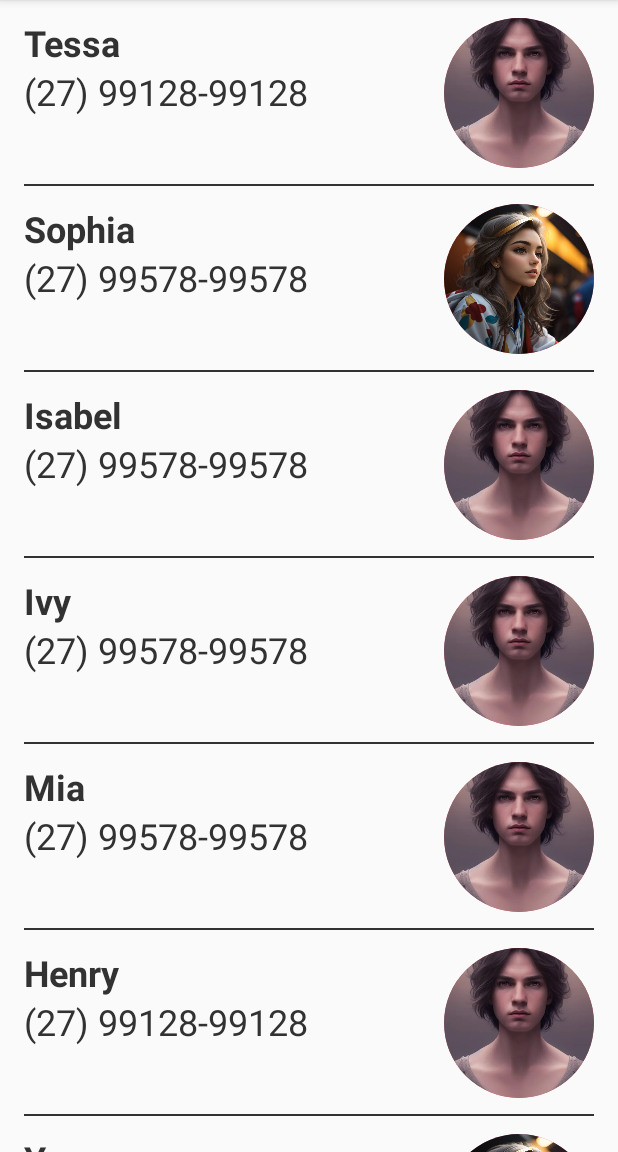
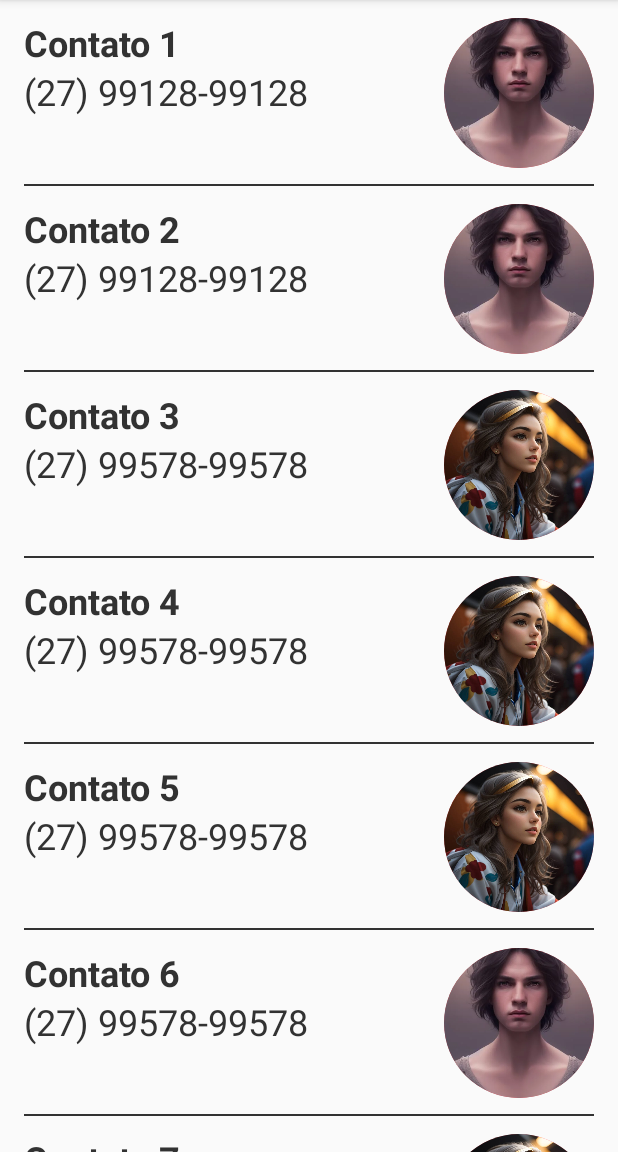
Before and after one commit to ramontrovao/contacthub, an Android app: the screen it shows after launch (MainActivity), on a phone screen of 412 x 824 dp, the part 84-1236 px from its top. Run offline under Robolectric (Android 15) with nearby library versions, the phone set to English and light mode, and no system bars; our stand-ins replace FlexboxLayout.

Commit message:
refactor: added getContactList function

```diff
--- a/app/src/main/java/dev/ramontrovao/contacthub/MainActivity.kt
+++ b/app/src/main/java/dev/ramontrovao/contacthub/MainActivity.kt
@@ -1,10 +1,11 @@
 package dev.ramontrovao.contacthub
 
-import android.content.Intent
 import android.os.Bundle
 import androidx.appcompat.app.AppCompatActivity
 import androidx.recyclerview.widget.LinearLayoutManager
 import androidx.recyclerview.widget.RecyclerView
+import dev.ramontrovao.contacthub.adapters.ContactsAdapter
+import dev.ramontrovao.contacthub.utils.getContactList
 
 class MainActivity : AppCompatActivity() {
     override fun onCreate(savedInstanceState: Bundle?) {
@@ -12,29 +13,7 @@ class MainActivity : AppCompatActivity() {
         setContentView(R.layout.activity_main)
         setSupportActionBar(findViewById(R.id.main_toolbar))
 
-        val contactsList = mutableListOf<Contact>()
-
-        val contactNames = listOf(
-            "Alice", "Bob", "Charlie", "David", "Emily",
-            "Frank", "Grace", "Henry", "Ivy", "Jack",
-            "Kate", "Leo", "Mia", "Noah", "Olivia",
-            "Paul", "Quinn", "Ryan", "Sophia", "Tom",
-            "Uma", "Victor", "Wendy", "Xavier", "Yara",
-            "Zach", "Ava", "Ben", "Cora", "Dylan",
-            "Ella", "Finn", "Georgia", "Hugo", "Isabel",
-            "Jake", "Lily", "Mason", "Nora", "Oscar",
-            "Penny", "Quincy", "Riley", "Sam", "Tessa",
-            "Ulysses", "Violet", "Will", "Xena", "Yannick"
-        )
-        val contactImages = listOf(R.drawable.contactman, R.drawable.contactgirl)
-        val contactPhones = listOf("27995785114", "27995785114", "27994785231", "27991314159", "27991285093", "31992224093")
-
-        for (i in 1..10000) {
-            val contactToAdd = Contact(i, contactNames.random(), contactImages.random(), contactPhones.random())
-
-            contactsList.add(contactToAdd)
-        }
-
+        val contactsList = getContactList()
         val contactsAdapter = ContactsAdapter(contactsList)
         val contactsView = findViewById<RecyclerView>(R.id.contactsView)
 
--- a/app/src/main/java/dev/ramontrovao/contacthub/ContactsAdapter.kt
+++ b/app/src/main/java/dev/ramontrovao/contacthub/adapters/ContactsAdapter.kt
@@ -1,4 +1,4 @@
-package dev.ramontrovao.contacthub
+package dev.ramontrovao.contacthub.adapters
 
 import android.content.Intent
 import android.view.LayoutInflater
@@ -7,6 +7,9 @@ import android.view.ViewGroup
 import android.widget.ImageView
 import android.widget.TextView
 import androidx.recyclerview.widget.RecyclerView
+import dev.ramontrovao.contacthub.models.Contact
+import dev.ramontrovao.contacthub.ContactActivity
+import dev.ramontrovao.contacthub.R
 
 class ContactsAdapter(private val contactList: List<Contact>): RecyclerView.Adapter<ContactsAdapter.ViewHolder>() {
     class ViewHolder(view: View) : RecyclerView.ViewHolder(view) {
--- a/app/src/main/java/dev/ramontrovao/contacthub/Contact.kt
+++ b/app/src/main/java/dev/ramontrovao/contacthub/models/Contact.kt
@@ -1,4 +1,4 @@
-package dev.ramontrovao.contacthub
+package dev.ramontrovao.contacthub.models
 
 class Contact(private val id: Int, private val name: String, private val image: Int, private val phoneNumber: String) {
     fun getId(): Int {
--- /dev/null
+++ b/app/src/main/java/dev/ramontrovao/contacthub/utils/getContactList.kt
@@ -0,0 +1,19 @@
+package dev.ramontrovao.contacthub.utils
+
+import dev.ramontrovao.contacthub.models.Contact
+import dev.ramontrovao.contacthub.R
+
+fun getContactList(): List<Contact> {
+    val contactsList = mutableListOf<Contact>()
+
+    val contactImages = listOf(R.drawable.contactman, R.drawable.contactgirl)
+    val contactPhones = listOf("27995785114", "27995785114", "27994785231", "27991314159", "27991285093", "31992224093")
+
+    for (i in 1..10000) {
+        val contactToAdd = Contact(i, "Contato $i", contactImages.random(), contactPhones.random())
+
+        contactsList.add(contactToAdd)
+    }
+
+    return contactsList
+}
```
